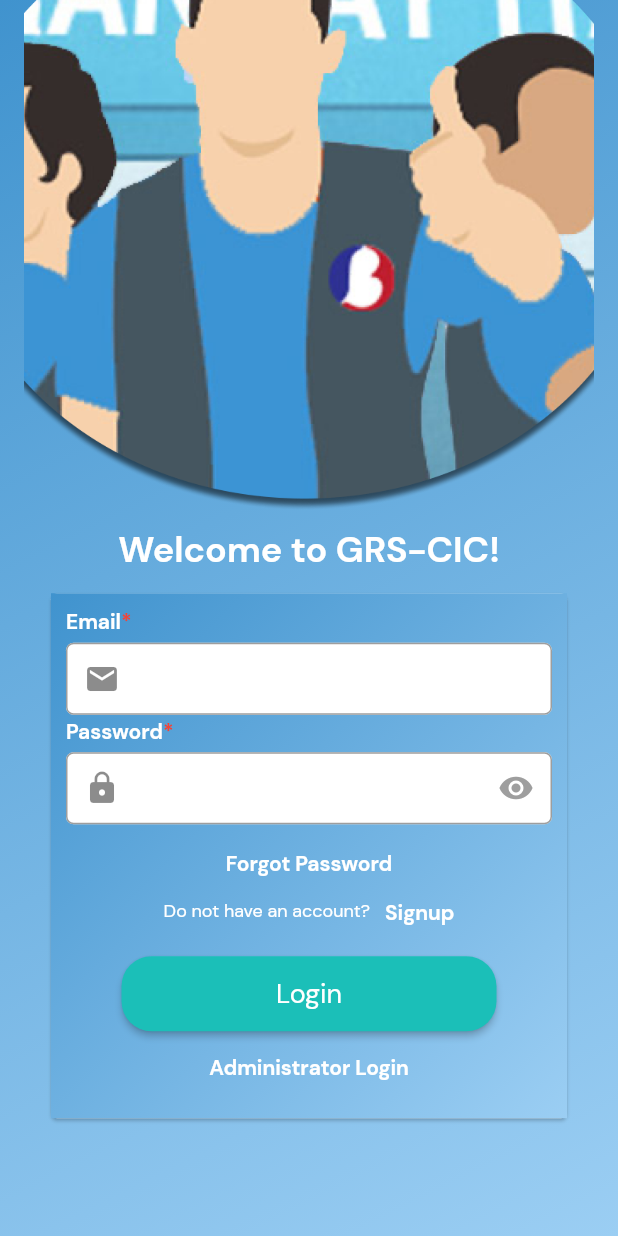
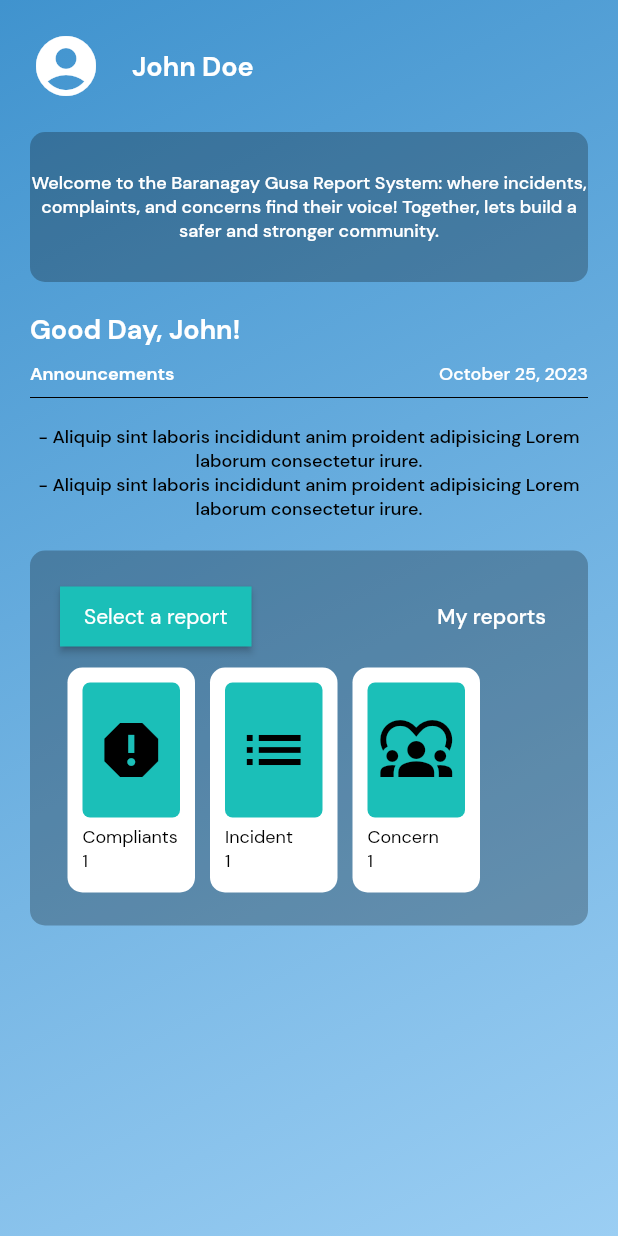
Before and after one commit to lansoyyy/gusa_cic, a Flutter app: the LoginScreen screen opened directly, after a tap on "Login", on a phone screen of 412 x 824 dp. Run offline on Flutter 3.47's test engine with Material 2 defaults, Android fonts, the phone set to English and light mode, and no system bars; our stand-ins replace fluttertoast.

Commit message:
added home screen

```diff
--- a/lib/screens/auth/login_screen.dart
+++ b/lib/screens/auth/login_screen.dart
@@ -1,5 +1,6 @@
 import 'package:flutter/material.dart';
 import 'package:gusa_cic/screens/auth/signup_screen.dart';
+import 'package:gusa_cic/screens/home_screen.dart';
 import 'package:gusa_cic/utils/colors.dart';
 import 'package:gusa_cic/widgets/button_widget.dart';
 import 'package:gusa_cic/widgets/text_widget.dart';
@@ -108,8 +109,8 @@ class _LoginScreenState extends State<LoginScreen> {
                 width: 250,
                 color: buttonColor,
                 label: 'Login', onPressed: () {
-                     Navigator.of(context).push(MaterialPageRoute(
-                          builder: (context) => const LoginScreen()));
+                     Navigator.of(context).pushReplacement(MaterialPageRoute(
+                          builder: (context) => const HomeScreen()));
 
               },),
                TextButton(onPressed: () {}, child: TextWidget(text: 'Administrator Login', fontSize: 14,
--- /dev/null
+++ b/lib/screens/home_screen.dart
@@ -0,0 +1,177 @@
+import 'package:flutter/material.dart';
+import 'package:gusa_cic/utils/colors.dart';
+import 'package:gusa_cic/widgets/button_widget.dart';
+import 'package:gusa_cic/widgets/text_widget.dart';
+
+class HomeScreen extends StatelessWidget {
+  const HomeScreen({super.key});
+
+  @override
+  Widget build(BuildContext cowntext) {
+    return  Scaffold(
+      body: Container(
+        height: double.infinity,
+        width: double.infinity,
+        decoration: BoxDecoration(
+            gradient: LinearGradient(
+    begin: Alignment.topLeft,
+    end: Alignment.bottomRight,
+    colors: [
+      Color(0xff4093CE),
+      Color(0xff9BCEF3),
+    ],
+  ),
+        ),
+        child: SingleChildScrollView(
+          child: SafeArea(
+            child: Padding(
+             padding: const EdgeInsets.only(left: 20, right: 20, top: 20),
+              child: Column(
+                crossAxisAlignment: CrossAxisAlignment.start,
+                children: [
+                  Row(
+                    mainAxisAlignment: MainAxisAlignment.start,
+                    children: [
+                      Icon(Icons.account_circle,
+                      color:Colors.white,
+                      size: 48,),
+                      SizedBox(width: 20,),
+                      TextWidget(text: 'John Doe', fontSize: 18,
+                      fontFamily: 'Bold',
+                      color: Colors.white,),
+                    ],
+                  ),
+                  SizedBox(height: 20,),
+                  Container(
+                    width: double.infinity,
+                    height: 100,
+                    decoration: BoxDecoration(
+                      borderRadius: BorderRadius.circular(10),
+                      color: Colors.black26,
+
+                    ),
+                    child: Center(
+                      child: TextWidget(text: 'Welcome to the Baranagay Gusa Report System: where incidents, complaints, and concerns find their voice! Together, lets build a safer and stronger community.', fontSize: 12,
+                      color: Colors.white,
+                      fontFamily: 'Medium',),
+                    ),
+                  ),
+                  SizedBox(height: 20,),
+                        TextWidget(text: 'Good Day, John!', fontSize: 18,
+                      fontFamily: 'Bold',
+                      color: Colors.white,),
+                      SizedBox(height: 10,),
+                      Row(
+                        mainAxisAlignment: MainAxisAlignment.spaceBetween,
+                        children: [
+                          TextWidget(text: 'Announcements', fontSize: 12,
+                      color: Colors.white,
+                      fontFamily: 'Bold',),
+                      TextWidget(text: 'October 25, 2023', fontSize: 12,
+                      color: Colors.white,
+                      fontFamily: 'Medium',),
+                        ],
+                      ),
+                      Divider(
+                        color: Colors.black,
+                      ),
+                       SizedBox(height: 10,),
+                         TextWidget(text: '- Aliquip sint laboris incididunt anim proident adipisicing Lorem laborum consectetur irure.', fontSize: 12,
+                      color: Colors.black,
+                      fontFamily: 'Medium',),
+                         TextWidget(text: '- Aliquip sint laboris incididunt anim proident adipisicing Lorem laborum consectetur irure.', fontSize: 12,
+                      color: Colors.black,
+                      fontFamily: 'Medium',),
+                      SizedBox(height: 20,),
+                      Container(
+                    width: double.infinity,
+                    height: 250,
+                    decoration: BoxDecoration(
+                      borderRadius: BorderRadius.circular(10),
+                      color: Colors.black26,
+
+                    ),
+                    child: Padding(
+                      padding: const EdgeInsets.all(20.0),
+                      child: Column(
+                        children: [
+                          Row(
+                            mainAxisAlignment: MainAxisAlignment.spaceBetween,
+                            children: [
+                              ButtonWidget(
+                                radius: 0,
+                                color: buttonColor,
+                                width: 100,
+                                fontSize: 14,
+                                height: 40,
+                                label: 'Select a report', onPressed: () {},),
+                                TextButton(onPressed: () {
+
+                                }, child: TextWidget(text: 'My reports', fontSize: 14,
+                                color: Colors.white,
+                                fontFamily: 'Medium',),),
+                            ],
+                          ),
+                          SizedBox(height: 10,),
+                          Row(
+                            mainAxisAlignment: MainAxisAlignment.start,
+                            children: [
+                              for(int i = 0; i < 3; i++)
+                              Padding(
+                                padding: const EdgeInsets.only(left: 5, right: 5),
+                                child: Container(
+                                  height: 150,
+                                  width: 85,
+                                decoration: BoxDecoration(
+                                  color: Colors.white,
+                                  borderRadius: BorderRadius.circular(10),
+                                ),
+                                child: Padding(
+                                  padding: const EdgeInsets.only(left: 10, right: 10),
+                                  child: Column(
+                                    crossAxisAlignment: CrossAxisAlignment.start,
+                                    children: [
+                                      SizedBox(height: 10,),
+                                      Center(
+                                        child: Container(
+                                          height: 90,
+                                          width: 75,
+                                          decoration: BoxDecoration(
+                                            color: buttonColor,
+                                            borderRadius: BorderRadius.circular(5),
+                                          ),
+                                          child: Center(
+                                            child: Icon(i == 0 ?  Icons.report : i == 1 ? Icons.list : Icons.diversity_1,
+                                            color: Colors.black,
+                                            size: 48,),
+                                          ),
+                                        ),
+                                      ),
+                                       SizedBox(height: 5,),
+                                       TextWidget(text: i == 0 ? 'Compliants' : i == 1? 'Incident' : 'Concern', fontSize: 12,
+                                       color: Colors.black,),
+                                       TextWidget(text: '1', fontSize: 12,
+                                       color: Colors.black,),
+                                    ],
+                                  ),
+                                ),
+                                ),
+                              ),
+                            ],
+                          ),
+
+                        ],
+                      ),
+                    ),
+
+                  ),
+
+                ],
+              ),
+            ),
+          ),
+        ),
+      ),
+    );
+  }
+}
```
